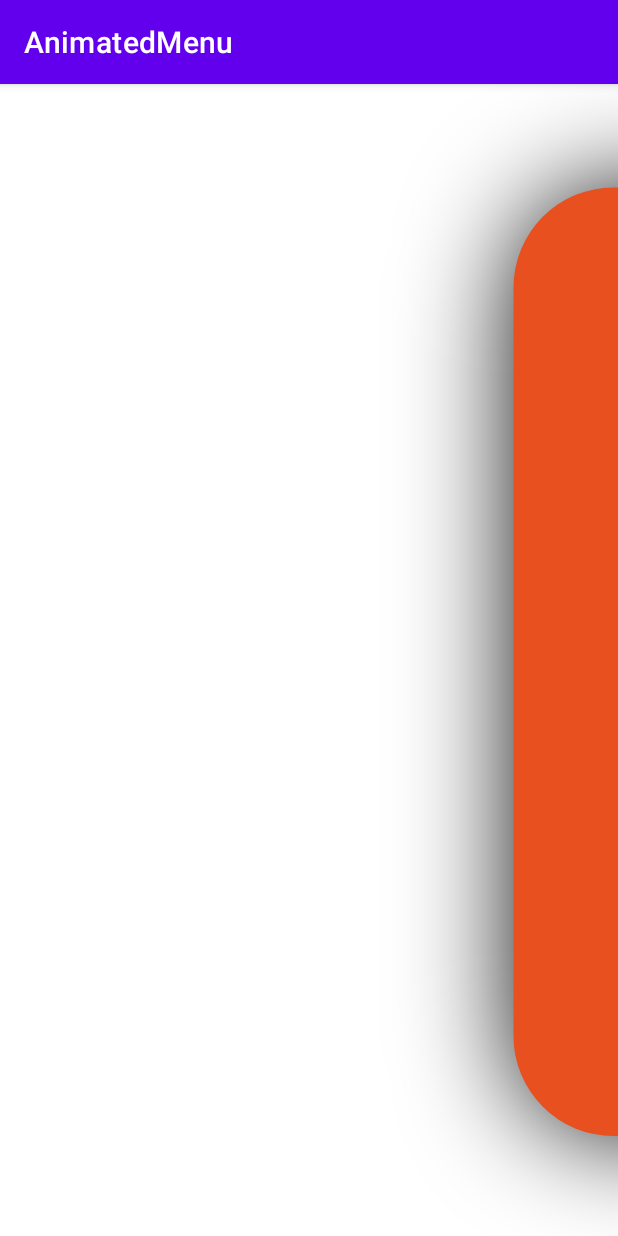
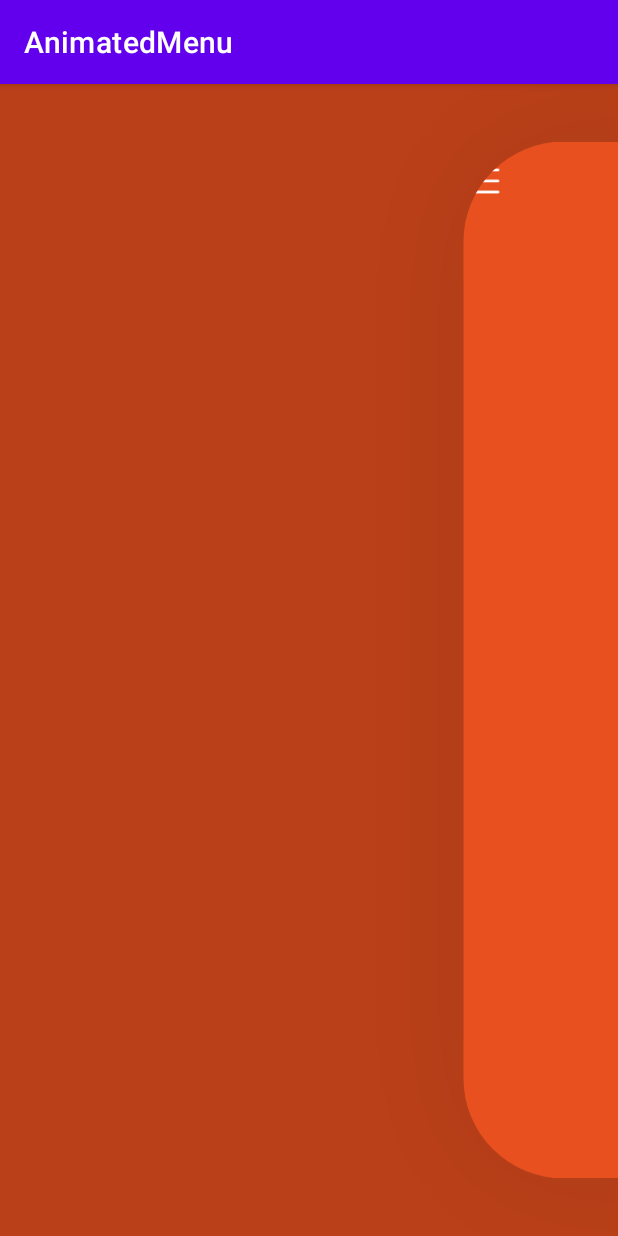
Before and after one commit to bgMarkevych/animated_menu, an Android app: the screen it shows after launch (MainActivity), after a tap on an icon or button, on a phone screen of 412 x 824 dp. Run offline under Robolectric (Android 15) with nearby library versions, the phone set to English and light mode, and no system bars.

Commit message:
Added extra customizable attributes

```diff
--- a/animated_menu/src/main/java/com/lib/animated_menu/AnimatedMenu.kt
+++ b/animated_menu/src/main/java/com/lib/animated_menu/AnimatedMenu.kt
@@ -20,25 +20,45 @@ import com.lib.animated_menu.menu_list.AnimatedMenuItemsAdapter
 import com.lib.animated_menu.utils.values
 
 const val SHADOW_PADDING = 5
+const val CORNER_RADIUS = 100
 
 class AnimatedMenu : FrameLayout, AnimationListener, AnimatedMenuItemClickListener {
 
     constructor(context: Context) : super(context)
     constructor(context: Context, attrs: AttributeSet) : this(context, attrs, 0)
-    constructor(context: Context, attrs: AttributeSet, defStyleAttr: Int) : this(context, attrs, defStyleAttr, 0)
-    constructor(context: Context, attrs: AttributeSet, defStyleAttr: Int, defStyleRes: Int) : super(context, attrs, defStyleAttr, defStyleRes) {
+    constructor(context: Context, attrs: AttributeSet, defStyleAttr: Int) : this(
+        context,
+        attrs,
+        defStyleAttr,
+        0
+    )
+
+    constructor(context: Context, attrs: AttributeSet, defStyleAttr: Int, defStyleRes: Int) : super(
+        context,
+        attrs,
+        defStyleAttr,
+        defStyleRes
+    ) {
         obtainAttributes(context, attrs, defStyleAttr, defStyleRes)
     }
 
     init {
         val menuLayout = LayoutInflater.from(context).inflate(R.layout.animated_menu, this, false)
-        addViewInLayout(menuLayout, 0, LayoutParams(LayoutParams.MATCH_PARENT, LayoutParams.MATCH_PARENT))
+        addViewInLayout(
+            menuLayout,
+            0,
+            LayoutParams(LayoutParams.MATCH_PARENT, LayoutParams.MATCH_PARENT)
+        )
     }
 
     private val animationHandler = AnimationHandler(this)
     private var properties: AnimationProperties? = null
     private var menuItems: SparseArray<MenuItem>? = null
     private var customizers: SparseArray<AnimatedMenuAdapterItemCustomizer>? = null
+
+    var shadowColor: Int = Color.BLACK
+
+    var cornersRadius: Int = CORNER_RADIUS
 
     var animationDuration: Int = 300
 
@@ -57,8 +77,18 @@ class AnimatedMenu : FrameLayout, AnimationListener, AnimatedMenuItemClickListen
             recycler.layoutManager = LinearLayoutManager(context)
         }
 
-    private fun obtainAttributes(context: Context, attrs: AttributeSet, defStyleAttr: Int, defStyleRes: Int) {
-        val typedArray = context.obtainStyledAttributes(attrs, R.styleable.AnimatedMenu, defStyleAttr, defStyleRes)
+    private fun obtainAttributes(
+        context: Context,
+        attrs: AttributeSet,
+        defStyleAttr: Int,
+        defStyleRes: Int
+    ) {
+        val typedArray = context.obtainStyledAttributes(
+            attrs,
+            R.styleable.AnimatedMenu,
+            defStyleAttr,
+            defStyleRes
+        )
 
         animationDuration = typedArray.getInteger(R.styleable.AnimatedMenu_animationDuration, 500)
 
@@ -72,10 +102,20 @@ class AnimatedMenu : FrameLayout, AnimationListener, AnimatedMenuItemClickListen
         menuItems = parseMenuItems(menuRes)
 
         if (menuItems != null) {
-            menuListAdapter = AnimatedMenuItemsAdapter(menuItems!!.values(), customizers, menuItemClickListener)
+            menuListAdapter =
+                AnimatedMenuItemsAdapter(menuItems!!.values(), customizers, menuItemClickListener)
         }
 
-        setBackgroundColor(typedArray.getColor(R.styleable.AnimatedMenu_backgroundColor, Color.WHITE))
+        setBackgroundColor(
+            typedArray.getColor(
+                R.styleable.AnimatedMenu_backgroundColor,
+                Color.WHITE
+            )
+        )
+
+        shadowColor = typedArray.getColor(R.styleable.AnimatedMenu_shadowColor, Color.BLACK)
+
+        cornersRadius = typedArray.getColor(R.styleable.AnimatedMenu_cornersRadius, CORNER_RADIUS)
 
         typedArray.recycle()
 
@@ -116,20 +156,26 @@ class AnimatedMenu : FrameLayout, AnimationListener, AnimatedMenuItemClickListen
 
         if (properties != null && indexOfChild == 1) {
             val path = Path()
-            val left = properties!!.x + properties!!.corners / 2
-            val top = properties!!.y + properties!!.corners
+            val left = properties!!.x
+            val top = properties!!.y / 2f
             val right = canvas!!.width.toFloat() + properties!!.x
-            val bottom = canvas.height.toFloat() - properties!!.corners
+            val bottom = canvas.height.toFloat() - properties!!.y / 2f
 
             val rect = RectF(left, top, right, bottom)
             path.addRoundRect(rect, properties!!.corners, properties!!.corners, Path.Direction.CW)
             path.close()
 
-            val shadowRect = RectF(left + SHADOW_PADDING, top + SHADOW_PADDING, right, bottom - SHADOW_PADDING)
+            val shadowRect =
+                RectF(left + SHADOW_PADDING, top + SHADOW_PADDING, right, bottom - SHADOW_PADDING)
             val shadowPaint = Paint(Paint.ANTI_ALIAS_FLAG)
-            shadowPaint.setShadowLayer(properties!!.corners, 0f, 0f, Color.BLACK)
+            shadowPaint.setShadowLayer(properties!!.corners, 0f, 0f, shadowColor)
 
-            canvas.drawRoundRect(shadowRect, properties!!.corners, properties!!.corners, shadowPaint)
+            canvas.drawRoundRect(
+                shadowRect,
+                properties!!.corners,
+                properties!!.corners,
+                shadowPaint
+            )
 
             val save = canvas.save()
             canvas.clipPath(path)
@@ -176,7 +222,7 @@ class AnimatedMenu : FrameLayout, AnimationListener, AnimatedMenuItemClickListen
 
     fun switchMenu() {
         if (!isMenuOpened) {
-            animationHandler.openMenu(getChildAt(1), animationDuration)
+            animationHandler.openMenu(getChildAt(1), animationDuration, cornersRadius)
             return
         }
         animationHandler.closeMenu(getChildAt(1), animationDuration)
@@ -188,8 +234,7 @@ class AnimatedMenu : FrameLayout, AnimationListener, AnimatedMenuItemClickListen
         child?.scaleX = properties.scale
         child?.scaleY = properties.scale
 
-        child?.x = properties.x
-        child?.y = properties.y
+        child?.x = properties.x - (properties.x - properties.x * properties.scale)
 
         this.properties = properties
         invalidate()
--- a/animated_menu/src/main/java/com/lib/animated_menu/animation/AnimationHandler.kt
+++ b/animated_menu/src/main/java/com/lib/animated_menu/animation/AnimationHandler.kt
@@ -7,9 +7,8 @@ import android.view.animation.AccelerateDecelerateInterpolator
 
 
 const val TRANSLATION_X_COEFFICIENT = 0.25f
-const val TRANSLATION_Y_COEFFICIENT = 0.003f
+const val TRANSLATION_Y_COEFFICIENT = 0.1f
 const val SCALE_FACTOR = 0.9f
-const val CORNERS_MAX = 100f
 
 class AnimationHandler(private val listener: AnimationListener) {
 
@@ -18,7 +17,7 @@ class AnimationHandler(private val listener: AnimationListener) {
 
     private val animationProperties = AnimationProperties()
 
-    fun openMenu(view: View, duration: Int) {
+    fun openMenu(view: View, duration: Int, cornerRadius: Int) {
         isMenuOpened = true
 
         val animatorsSet = AnimatorSet()
@@ -32,7 +31,10 @@ class AnimationHandler(private val listener: AnimationListener) {
             }
         }
 
-        val xAnimator = ValueAnimator.ofFloat(animationProperties.x, view.width - view.width * TRANSLATION_X_COEFFICIENT)
+        val xAnimator = ValueAnimator.ofFloat(
+            animationProperties.x,
+            view.width - view.width * TRANSLATION_X_COEFFICIENT
+        )
             .setDuration(duration.toLong())
         xAnimator.apply {
             this.addUpdateListener {
@@ -40,7 +42,8 @@ class AnimationHandler(private val listener: AnimationListener) {
             }
         }
 
-        val yAnimator = ValueAnimator.ofFloat(animationProperties.y, view.height * TRANSLATION_Y_COEFFICIENT)
+        val yAnimator =
+            ValueAnimator.ofFloat(animationProperties.y, view.height * TRANSLATION_Y_COEFFICIENT)
                 .setDuration(duration.toLong())
         yAnimator.apply {
             this.addUpdateListener {
@@ -48,7 +51,8 @@ class AnimationHandler(private val listener: AnimationListener) {
             }
         }
 
-        val cornerAnimator = ValueAnimator.ofFloat(animationProperties.corners, CORNERS_MAX)
+        val cornerAnimator =
+            ValueAnimator.ofFloat(animationProperties.corners, cornerRadius.toFloat())
                 .setDuration(duration.toLong())
         cornerAnimator.apply {
             this.addUpdateListener {
--- a/animated_menu/src/main/res/values/animated_menu_attrs.xml
+++ b/animated_menu/src/main/res/values/animated_menu_attrs.xml
@@ -2,9 +2,11 @@
 <resources>
     <declare-styleable name="AnimatedMenu">
         <attr name="backgroundColor" format="color" />
+        <attr name="shadowColor" format="color" />
         <attr name="header" format="reference"/>
         <attr name="menu" format="reference"/>
         <attr name="footer" format="reference"/>
         <attr name="animationDuration" format="integer"/>
+        <attr name="cornersRadius" format="integer"/>
     </declare-styleable>
 </resources>
--- a/app/build.gradle
+++ b/app/build.gradle
@@ -1,5 +1,5 @@
 plugins {
-    id 'com.android.library'
+    id 'com.android.application'
     id 'kotlin-android'
 }
 
@@ -11,6 +11,7 @@ android {
         targetSdkVersion 29
         versionCode 1
         versionName "1.0"
+        applicationId = "com.animated_menu"
 
         testInstrumentationRunner "androidx.test.runner.AndroidJUnitRunner"
     }
--- a/app/src/main/res/layout/activity_main.xml
+++ b/app/src/main/res/layout/activity_main.xml
@@ -10,7 +10,9 @@
         android:id="@+id/menu"
         android:layout_width="match_parent"
         android:layout_height="match_parent"
-        android:background="@color/backgroundColor">
+        app:backgroundColor="@color/backgroundColor"
+        app:cornersRadius="100"
+        app:shadowColor="#14000000">
 
         <FrameLayout
             android:layout_width="match_parent"
```
Lines whose indentation alone changed are shown as unchanged.
